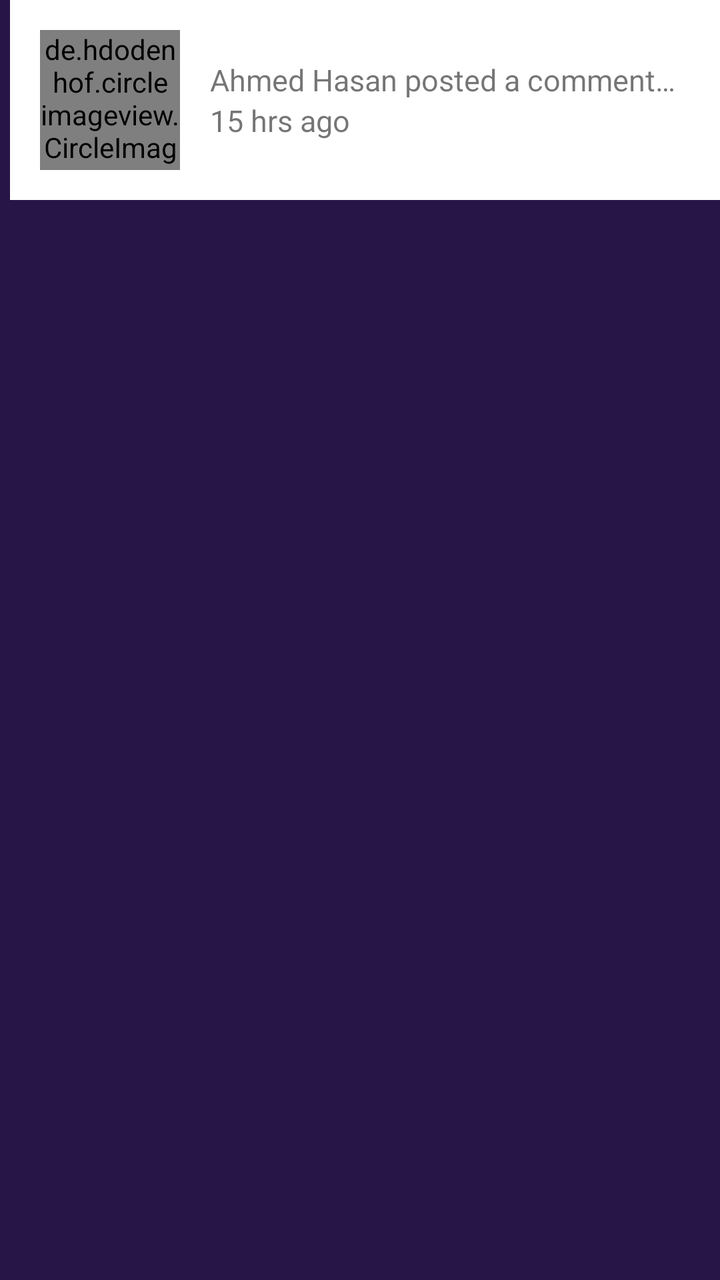
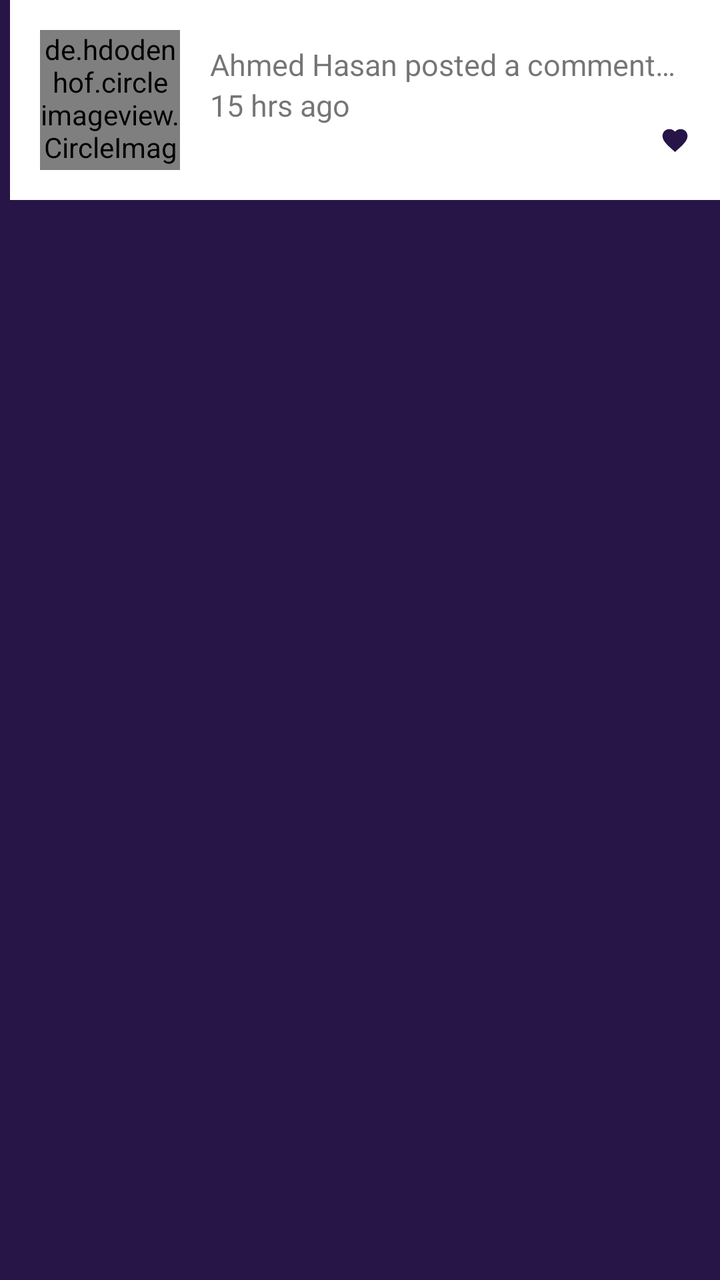

Screens rendered from an Android XML layout before and after an edit, with the pre-edit source and the edit as a unified diff.
<!-- AndroidManifest.xml: application theme AppTheme -->
<!-- res/layout/item_notification.xml -->
<?xml version="1.0" encoding="utf-8"?>
<LinearLayout xmlns:android="http://schemas.android.com/apk/res/android" xmlns:app="http://schemas.android.com/apk/res-auto"
    android:id="@+id/item_layout"
    android:orientation="vertical"
    android:background="@color/colorPrimary"
    android:layout_marginBottom="5dp"
    android:layout_width="match_parent"
    android:layout_height="wrap_content">

    <LinearLayout
        android:padding="15dp"
        android:layout_marginStart="5dp"
        android:orientation="horizontal"
        android:background="@color/colorWhite"
        android:layout_width="match_parent"
        android:layout_height="wrap_content">
        <de.hdodenhof.circleimageview.CircleImageView
            android:id="@+id/item_image"
            app:civ_border_width="1dp"
            app:civ_border_color="@color/colorLightGrey"
            app:civ_circle_background_color="@color/colorWhite"
            app:tint="@color/colorWhite"
            android:src="@drawable/ic_add_photo"
            android:layout_marginEnd="15dp"
            android:layout_width="70dp"
            android:layout_height="70dp"/>

        <LinearLayout
            android:layout_gravity="center_vertical"
            android:orientation="vertical"
            android:layout_width="wrap_content"
            android:layout_height="wrap_content">
            <TextView
                android:id="@+id/item_title"
                android:textSize="15sp"
                android:singleLine="true"
                android:text="Ahmed Hasan posted a comment on your resume."
                android:layout_width="wrap_content"
                android:layout_height="wrap_content"/>
            <TextView
                android:id="@+id/item_time"
                android:textSize="15sp"
                android:singleLine="true"
                android:text="15 hrs ago"
                android:layout_width="wrap_content"
                android:layout_height="wrap_content"/>
        </LinearLayout>
    </LinearLayout>

</LinearLayout>
<!-- resources referenced by this layout -->
<resources>
  <color name="colorLightGrey">#F2F2F2</color>
  <color name="colorPrimary">#271547</color>
  <color name="colorWhite">#FFFFFF</color>
  <!-- drawable ic_add_photo (drawable) -->
  <vector xmlns:android="http://schemas.android.com/apk/res/android"
      android:width="300dp"
      android:height="300dp"
      android:viewportWidth="300"
      android:viewportHeight="300">
    <path
        android:fillColor="#79346B"
        android:pathData="M164,199.8H91.5c-3.4,0 -6.7,-1.4 -9.1,-3.9c-2.5,-2.4 -3.8,-5.6 -3.9,-9.1v-77.7c0,-3.4 1.4,-6.7 3.9,-9.1c2.4,-2.5 5.6,-3.9 9.1,-3.9h20.7l11.7,-12.9h38.8l11.7,12.9h20.7c3.4,0 6.7,1.4 9.1,3.9c2.5,2.4 3.9,5.6 3.9,9.1v53.2c-3.2,-0.9 -6.5,-1.4 -9.8,-1.4c-19.1,0 -34.6,15.5 -34.6,34.6C163.7,196.9 163.8,198.3 164,199.8L164,199.8zM143.3,116.3c-9.2,0 -16.9,3.3 -22.7,9.7c-5,5.6 -9.7,12.1 -9.7,22c0,9 3.3,16.9 9.7,23.3c6.4,6.4 14.2,9.7 22.7,9.7c9.2,0 16.9,-3.3 22.7,-9.7c6.4,-7.1 9.7,-14.9 9.7,-22.7c0,-8.8 -3.5,-17.1 -9.7,-22.7C158.9,119.6 151.1,116.3 143.3,116.3L143.3,116.3zM189.9,107.2c-4.4,0 -7.9,3.6 -7.9,7.9c0,4.4 3.6,7.9 7.9,7.9c4.4,0 7.9,-3.6 7.9,-7.9C197.8,110.7 194.3,107.2 189.9,107.2L189.9,107.2zM143.3,168.7c-2.7,0 -5.4,-0.5 -7.9,-1.5c-2.4,-1 -4.6,-2.5 -6.4,-4.4c-1.9,-1.9 -3.4,-4.1 -4.4,-6.6c-1,-2.4 -1.5,-5 -1.5,-7.6c0,-2.6 0.5,-5.2 1.5,-7.6c1,-2.5 2.5,-4.7 4.4,-6.6c1.9,-1.9 4.1,-3.4 6.6,-4.4c2.4,-1 5,-1.5 7.6,-1.5c2.7,0 5.4,0.5 7.9,1.5c2.4,1 4.6,2.5 6.4,4.4c1.9,1.9 3.4,4.1 4.4,6.6c1,2.4 1.5,5 1.5,7.6c0,2.6 -0.5,5.2 -1.5,7.6c-1,2.5 -2.5,4.7 -4.4,6.6c-1.9,1.9 -4.1,3.4 -6.6,4.4C148.5,168.2 145.9,168.7 143.3,168.7L143.3,168.7z"/>
    <path
        android:fillColor="#79346B"
        android:pathData="M181.7,177.1c4.6,-4.6 10,-6.7 16.5,-6.7s11.8,2.3 16.5,6.7c4.6,4.4 6.7,10 6.7,16.5c0,6.5 -2.3,11.8 -6.7,16.5c-4.4,4.6 -10,6.7 -16.5,6.7s-11.8,-2.3 -16.5,-6.7c-4.6,-4.4 -6.7,-10 -6.7,-16.5S177.1,181.5 181.7,177.1zM185,206.5c3.7,3.7 8.1,5.6 13,5.6c4.9,0 9.6,-2 13,-5.6c3.5,-3.7 5.6,-8.1 5.6,-13c0,-4.9 -2,-9.6 -5.6,-13c-3.7,-3.5 -8.1,-5.6 -13,-5.6c-4.9,0 -9.6,2 -13,5.6c-3.5,3.7 -5.6,8.1 -5.6,13S181.3,202.8 185,206.5L185,206.5zM200.3,181.7v9.3h9.3v4.6h-9.3v9.3h-4.6v-9.3h-9.3V191h9.3v-9.3H200.3z"/>
  </vector>
  <style name="AppTheme" parent="Theme.MaterialComponents.DayNight.NoActionBar">
          
          <item name="colorPrimary">@color/colorPrimary</item>
          <item name="colorPrimaryDark">@color/colorPrimaryDark</item>
          <item name="colorAccent">@color/colorAccent</item>
      </style>
  <color name="colorPrimaryDark">#43105D</color>
  <color name="colorAccent">#2D164A</color>
</resources>

<!-- the commit's change to res/layout/item_notification.xml (unified diff, before → after) -->
@@ -24,7 +24,6 @@
             android:layout_marginEnd="15dp"
             android:layout_width="70dp"
             android:layout_height="70dp"/>
-
         <LinearLayout
             android:layout_gravity="center_vertical"
             android:orientation="vertical"
@@ -44,6 +43,13 @@
                 android:text="15 hrs ago"
                 android:layout_width="wrap_content"
                 android:layout_height="wrap_content"/>
+            <ImageView
+                android:id="@+id/item_icon"
+                android:layout_gravity="end"
+                app:tint="@color/colorPrimary"
+                android:src="@drawable/ic_baseline_favorite_24"
+                android:layout_width="15dp"
+                android:layout_height="15dp"/>
         </LinearLayout>
     </LinearLayout>
 
<!-- resource entries referenced after the edit -->
@@ -16,6 +16,17 @@
         android:fillColor="#79346B"
         android:pathData="M181.7,177.1c4.6,-4.6 10,-6.7 16.5,-6.7s11.8,2.3 16.5,6.7c4.6,4.4 6.7,10 6.7,16.5c0,6.5 -2.3,11.8 -6.7,16.5c-4.4,4.6 -10,6.7 -16.5,6.7s-11.8,-2.3 -16.5,-6.7c-4.6,-4.4 -6.7,-10 -6.7,-16.5S177.1,181.5 181.7,177.1zM185,206.5c3.7,3.7 8.1,5.6 13,5.6c4.9,0 9.6,-2 13,-5.6c3.5,-3.7 5.6,-8.1 5.6,-13c0,-4.9 -2,-9.6 -5.6,-13c-3.7,-3.5 -8.1,-5.6 -13,-5.6c-4.9,0 -9.6,2 -13,5.6c-3.5,3.7 -5.6,8.1 -5.6,13S181.3,202.8 185,206.5L185,206.5zM200.3,181.7v9.3h9.3v4.6h-9.3v9.3h-4.6v-9.3h-9.3V191h9.3v-9.3H200.3z"/>
   </vector>
+  <!-- drawable ic_baseline_favorite_24 (drawable) -->
+  <vector xmlns:android="http://schemas.android.com/apk/res/android"
+      android:width="24dp"
+      android:height="24dp"
+      android:viewportWidth="24"
+      android:viewportHeight="24"
+      android:tint="?attr/colorControlNormal">
+    <path
+        android:fillColor="@android:color/white"
+        android:pathData="M12,21.35l-1.45,-1.32C5.4,15.36 2,12.28 2,8.5 2,5.42 4.42,3 7.5,3c1.74,0 3.41,0.81 4.5,2.09C13.09,3.81 14.76,3 16.5,3 19.58,3 22,5.42 22,8.5c0,3.78 -3.4,6.86 -8.55,11.54L12,21.35z"/>
+  </vector>
   <style name="AppTheme" parent="Theme.MaterialComponents.DayNight.NoActionBar">
           
           <item name="colorPrimary">@color/colorPrimary</item>
